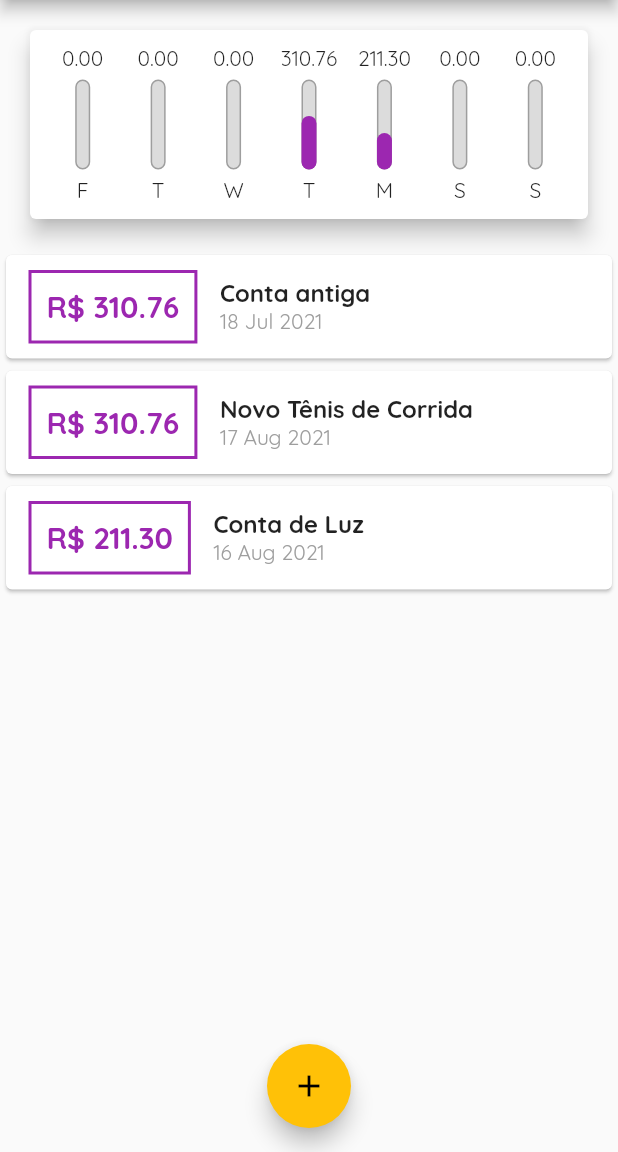
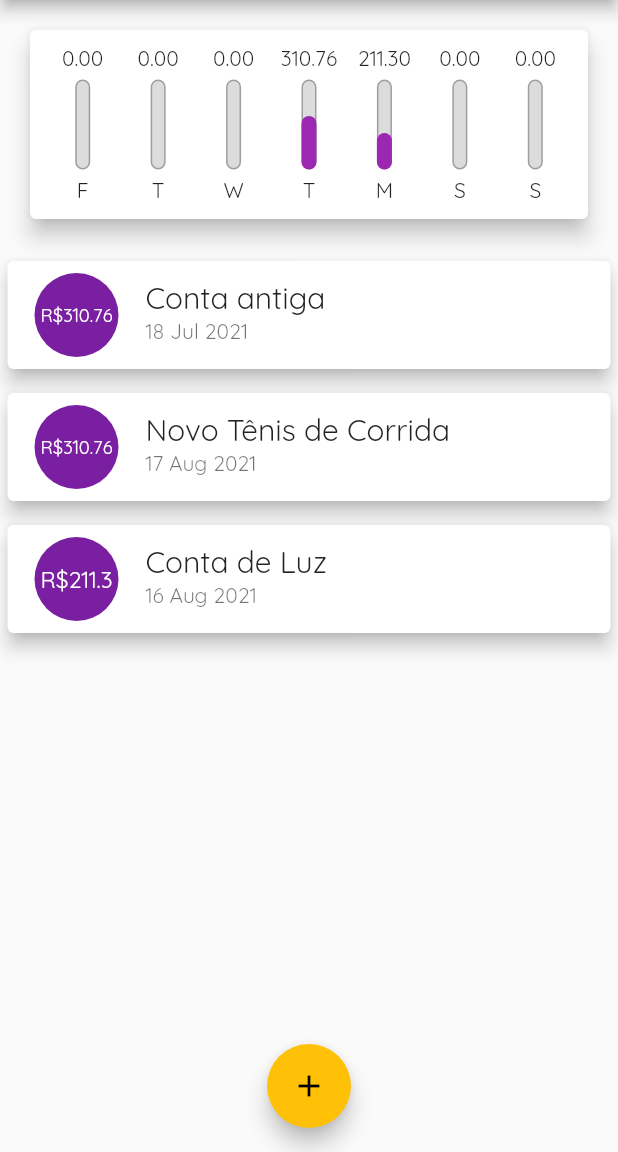
Before and after one commit to LetRicette/expenses-app-flutter, a Flutter app: the screen it shows after launch, on a phone screen of 412 x 824 dp, the part 84-1236 px from its top. Run offline on Flutter 3.47's test engine with Material 2 defaults, Android fonts, the phone set to English and light mode, and no system bars.

Commit message:
Transaction List with ListTile

```diff
--- a/lib/components/transaction_list.dart
+++ b/lib/components/transaction_list.dart
@@ -37,47 +37,26 @@ class TransactionList extends StatelessWidget {
               itemBuilder: (ctx, index) {
                 final tr = transactions[index];
                 return Card(
-                  child: Row(
-                    children: [
-                      Container(
-                        margin: EdgeInsets.symmetric(
-                          horizontal: 15,
-                          vertical: 10,
-                        ),
-                        decoration: BoxDecoration(
-                            border: Border.all(
-                          color: Colors.purple,
-                          width: 2,
-                        )),
-                        padding: EdgeInsets.all(10),
-                        child: Text(
-                          'R\$ ${tr.value.toStringAsFixed(2)}',
-                          style: TextStyle(
-                            fontWeight: FontWeight.bold,
-                            fontSize: 20,
-                            color: Colors.purple,
-                          ),
-                        ),
+                  elevation: 5,
+                  margin: EdgeInsets.symmetric(
+                    vertical: 8,
+                    horizontal: 5,
+                  ),
+                  child: ListTile(
+                    leading: CircleAvatar(
+                      radius: 30,
+                      child: Padding(
+                        padding: const EdgeInsets.all(6),
+                        child: FittedBox(child: Text('R\$${tr.value}')),
                       ),
-                      Column(
-                        crossAxisAlignment: CrossAxisAlignment.start,
-                        children: [
-                          Text(
-                            tr.title,
-                            style: TextStyle(
-                              fontSize: 16,
-                              fontWeight: FontWeight.bold,
-                            ),
-                          ),
-                          Text(
-                            DateFormat('d MMM y').format(tr.date),
-                            style: TextStyle(
-                              color: Colors.grey,
-                            ),
-                          ),
-                        ],
-                      )
-                    ],
+                    ),
+                    title: Text(
+                      tr.title,
+                      style: Theme.of(context).textTheme.headline6,
+                    ),
+                    subtitle: Text(
+                      DateFormat('d MMM y').format(tr.date),
+                    ),
                   ),
                 );
               },
```
